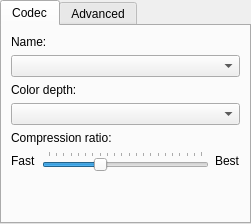
Old version of the form source/console/computer_dialog_desktop.ui in the repository dchapyshev/aspia.
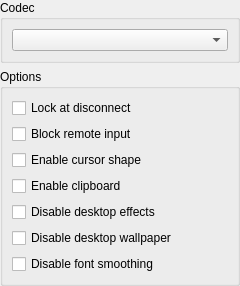
New version of the form.

The edit to the form file:
```diff
--- a/source/console/computer_dialog_desktop.ui
+++ b/source/console/computer_dialog_desktop.ui
@@ -6,14 +6,14 @@
    <rect>
     <x>0</x>
     <y>0</y>
-    <width>251</width>
-    <height>206</height>
+    <width>240</width>
+    <height>253</height>
    </rect>
   </property>
   <property name="windowTitle">
    <string/>
   </property>
-  <layout class="QVBoxLayout" name="verticalLayout_4">
+  <layout class="QVBoxLayout" name="verticalLayout_2">
    <property name="leftMargin">
     <number>0</number>
    </property>
@@ -27,102 +27,23 @@
     <number>0</number>
    </property>
    <item>
-    <widget class="QTabWidget" name="tabWidget">
-     <property name="currentIndex">
-      <number>0</number>
-     </property>
-     <widget class="QWidget" name="tab">
-      <attribute name="title">
+    <widget class="QGroupBox" name="groupBox">
+     <property name="title">
        <string>Codec</string>
-      </attribute>
-      <layout class="QVBoxLayout" name="verticalLayout">
-       <item>
-        <widget class="QLabel" name="label">
-         <property name="text">
-          <string>Name:</string>
-         </property>
-        </widget>
-       </item>
+     </property>
+     <layout class="QVBoxLayout" name="verticalLayout_3">
        <item>
         <widget class="QComboBox" name="combo_codec"/>
        </item>
-       <item>
-        <widget class="QLabel" name="label_color_depth">
-         <property name="text">
-          <string>Color depth:</string>
-         </property>
+     </layout>
         </widget>
        </item>
        <item>
-        <widget class="QComboBox" name="combo_color_depth"/>
-       </item>
-       <item>
-        <widget class="QLabel" name="label_compression_ratio">
-         <property name="text">
-          <string>Compression ratio:</string>
-         </property>
-        </widget>
-       </item>
-       <item>
-        <layout class="QHBoxLayout" name="horizontalLayout_4">
-         <item>
-          <widget class="QLabel" name="label_fast">
-           <property name="text">
-            <string>Fast</string>
-           </property>
-          </widget>
-         </item>
-         <item>
-          <widget class="QSlider" name="slider_compression_ratio">
-           <property name="minimum">
-            <number>1</number>
-           </property>
-           <property name="maximum">
-            <number>22</number>
-           </property>
-           <property name="value">
-            <number>8</number>
-           </property>
-           <property name="orientation">
-            <enum>Qt::Horizontal</enum>
-           </property>
-           <property name="tickPosition">
-            <enum>QSlider::TicksAbove</enum>
-           </property>
-           <property name="tickInterval">
-            <number>1</number>
-           </property>
-          </widget>
-         </item>
-         <item>
-          <widget class="QLabel" name="label_best">
-           <property name="text">
-            <string>Best</string>
-           </property>
-          </widget>
-         </item>
-        </layout>
-       </item>
-       <item>
-        <spacer name="verticalSpacer">
-         <property name="orientation">
-          <enum>Qt::Vertical</enum>
-         </property>
-         <property name="sizeHint" stdset="0">
-          <size>
-           <width>17</width>
-           <height>15</height>
-          </size>
-         </property>
-        </spacer>
-       </item>
-      </layout>
-     </widget>
-     <widget class="QWidget" name="tab_2">
-      <attribute name="title">
-       <string>Advanced</string>
-      </attribute>
-      <layout class="QVBoxLayout" name="verticalLayout_2">
+    <widget class="QGroupBox" name="groupBox_2">
+     <property name="title">
+      <string>Options</string>
+     </property>
+     <layout class="QVBoxLayout" name="verticalLayout">
        <item>
         <widget class="QCheckBox" name="checkbox_lock_at_disconnect">
          <property name="text">
@@ -173,20 +94,19 @@
         </widget>
        </item>
        <item>
-        <spacer name="verticalSpacer_2">
+       <spacer name="verticalSpacer_3">
          <property name="orientation">
           <enum>Qt::Vertical</enum>
          </property>
          <property name="sizeHint" stdset="0">
           <size>
            <width>20</width>
-           <height>105</height>
+          <height>2</height>
           </size>
          </property>
         </spacer>
        </item>
       </layout>
-     </widget>
     </widget>
    </item>
   </layout>
```
Lines whose indentation alone changed are shown as unchanged.
